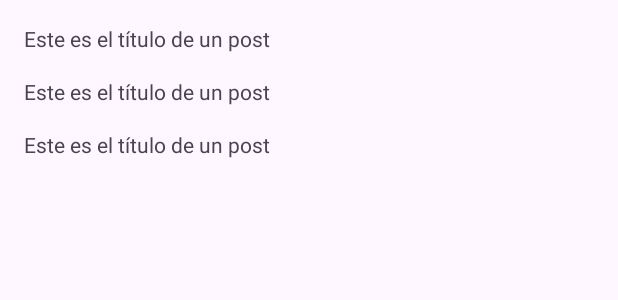
After one commit to jmacboy/moviles-1-2024-2, an Android app: the layout activity_post_list.xml on its own in the app's theme, with its tools: preview values and no code run, on a phone screen of 412 x 824 dp. The commit adds this screen. Shown: the top 300 px of the screen. Run offline under Robolectric (Android 15) with nearby library versions, the phone set to English and light mode, and no system bars.

Commit message:
agregado ejemplo de lista

```diff
--- a/PracticaRetrofit/app/src/main/java/com/example/practicaretrofit/api/JSONPlaceHolderService.kt
+++ b/PracticaRetrofit/app/src/main/java/com/example/practicaretrofit/api/JSONPlaceHolderService.kt
@@ -1,6 +1,7 @@
 package com.example.practicaretrofit.api
 
 import com.example.practicaretrofit.models.Post
+import com.example.practicaretrofit.models.Posts
 import retrofit2.Call
 import retrofit2.http.GET
 import retrofit2.http.Path
@@ -8,4 +9,7 @@ import retrofit2.http.Path
 interface JSONPlaceHolderService {
     @GET("/posts/{id}")
     fun getPostById(@Path("id") id: Int): Call<Post>
+
+    @GET("/posts")
+    fun getPostList(): Call<Posts>
 }
--- a/PracticaRetrofit/app/src/main/java/com/example/practicaretrofit/models/Post.kt
+++ b/PracticaRetrofit/app/src/main/java/com/example/practicaretrofit/models/Post.kt
@@ -6,3 +6,4 @@ data class Post (
     val title: String,
     val body: String
 )
+typealias Posts = ArrayList<Post>
--- /dev/null
+++ b/PracticaRetrofit/app/src/main/res/layout/activity_post_list.xml
@@ -0,0 +1,19 @@
+<?xml version="1.0" encoding="utf-8"?>
+<androidx.constraintlayout.widget.ConstraintLayout xmlns:android="http://schemas.android.com/apk/res/android"
+    xmlns:app="http://schemas.android.com/apk/res-auto"
+    xmlns:tools="http://schemas.android.com/tools"
+    android:id="@+id/main"
+    android:layout_width="match_parent"
+    android:layout_height="match_parent"
+    tools:context=".ui.activities.PostListActivity">
+
+    <androidx.recyclerview.widget.RecyclerView
+        android:id="@+id/rvPostList"
+        android:layout_width="0dp"
+        android:layout_height="0dp"
+        app:layout_constraintBottom_toBottomOf="parent"
+        app:layout_constraintEnd_toEndOf="parent"
+        app:layout_constraintStart_toStartOf="parent"
+        app:layout_constraintTop_toTopOf="parent"
+        tools:listitem="@layout/post_item_layout" />
+</androidx.constraintlayout.widget.ConstraintLayout>
--- /dev/null
+++ b/PracticaRetrofit/app/src/main/res/layout/post_item_layout.xml
@@ -0,0 +1,20 @@
+<?xml version="1.0" encoding="utf-8"?>
+<androidx.constraintlayout.widget.ConstraintLayout xmlns:android="http://schemas.android.com/apk/res/android"
+    xmlns:app="http://schemas.android.com/apk/res-auto"
+    xmlns:tools="http://schemas.android.com/tools"
+    android:layout_width="match_parent"
+    android:layout_height="wrap_content">
+
+    <TextView
+        android:id="@+id/lblPostItemTitle"
+        android:layout_width="0dp"
+        android:layout_height="wrap_content"
+        android:layout_marginStart="16dp"
+        android:layout_marginTop="16dp"
+        android:layout_marginEnd="16dp"
+        android:text="TextView"
+        app:layout_constraintEnd_toEndOf="parent"
+        app:layout_constraintStart_toStartOf="parent"
+        app:layout_constraintTop_toTopOf="parent"
+        tools:text="Este es el título de un post" />
+</androidx.constraintlayout.widget.ConstraintLayout>
```
Also changed, not shown: PracticaRetrofit/app/src/main/AndroidManifest.xml (+9 -2 lines), PracticaRetrofit/app/src/main/java/com/example/practicaretrofit/repositories/PostRepository.kt (+24 -4 lines), PracticaRetrofit/app/src/main/java/com/example/practicaretrofit/repositories/RetrofitRepository.kt (added, +13 -0 lines), PracticaRetrofit/app/src/main/java/com/example/practicaretrofit/ui/activities/MainActivity.kt (renamed from PracticaRetrofit/app/src/main/java/com/example/practicaretrofit/MainActivity.kt, +6 -1 lines), PracticaRetrofit/app/src/main/java/com/example/practicaretrofit/ui/activities/PostListActivity.kt (added, +47 -0 lines), PracticaRetrofit/app/src/main/java/com/example/practicaretrofit/ui/adapters/PostListAdapter.kt (added, +40 -0 lines), PracticaRetrofit/app/src/main/java/com/example/practicaretrofit/ui/viewmodels/MainViewModel.kt (renamed from PracticaRetrofit/app/src/main/java/com/example/practicaretrofit/MainViewModel.kt, +6 -2 lines), PracticaRetrofit/app/src/main/java/com/example/practicaretrofit/ui/viewmodels/PostListViewModel.kt (added, +25 -0 lines), PracticaRetrofit/app/src/main/res/layout/activity_main.xml (+13 -1 lines).
